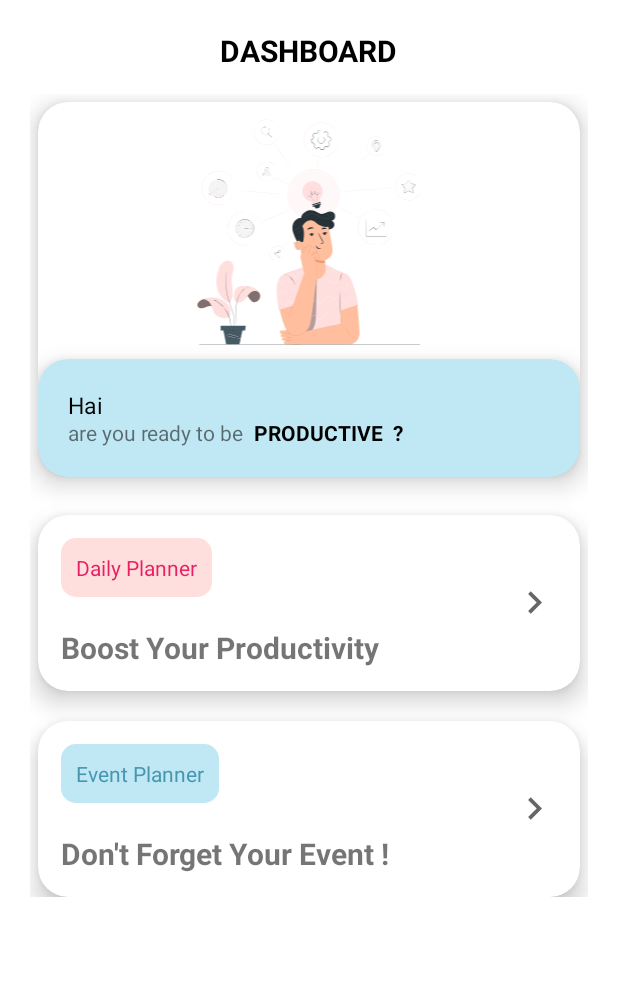
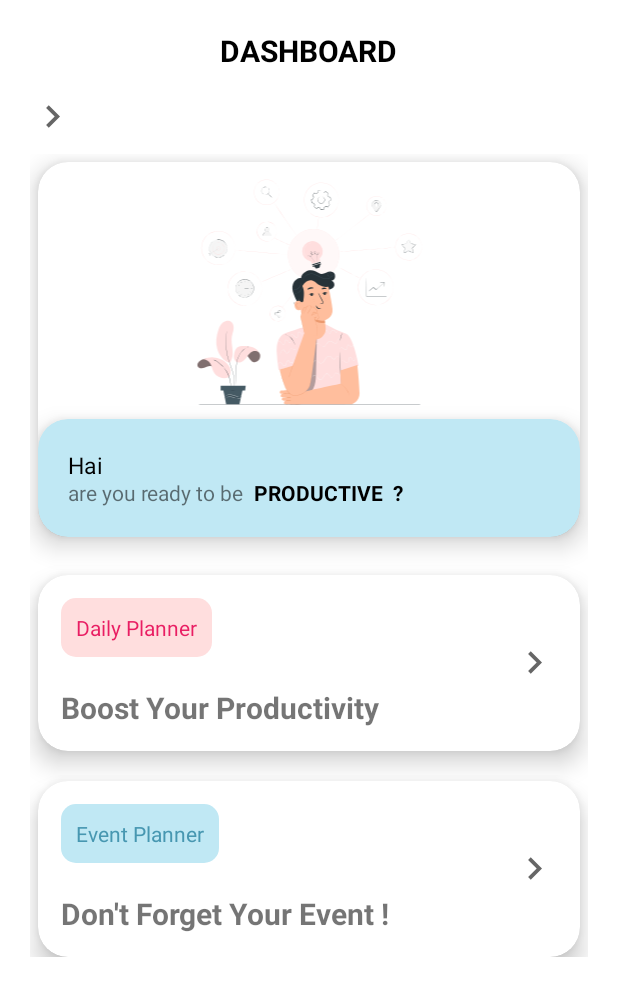
Before and after one commit to devidwiyani/PlannerNew, an Android app: the MainActivity screen opened directly, with no data from a screen before it, on a phone screen of 412 x 824 dp. Shown: the top 996 px of the screen. Run offline under Robolectric (Android 15) with nearby library versions, the phone set to English and light mode, and no system bars.

```diff
--- a/app/src/main/java/com/example/planner/MainActivity.java
+++ b/app/src/main/java/com/example/planner/MainActivity.java
@@ -8,11 +8,13 @@ import android.view.View;
 import android.widget.Button;
 import android.widget.ImageButton;
 import android.widget.TextView;
+import android.widget.Toast;
 
 public class MainActivity extends AppCompatActivity {
 
-    ImageButton btnDaily, btnEvent;
+    ImageButton btnDaily, btnEvent, btnLogout;
     TextView name;
+    SharedPrefManager spm;
 
     @Override
     protected void onCreate(Bundle savedInstanceState) {
@@ -21,6 +23,7 @@ public class MainActivity extends AppCompatActivity {
 
         btnDaily = findViewById(R.id.btn_daily);
         btnEvent = findViewById(R.id.btn_event);
+        btnLogout = findViewById(R.id.btn_logout);
 
         Intent bundle = getIntent();
         name = findViewById(R.id.name);
@@ -42,5 +45,15 @@ public class MainActivity extends AppCompatActivity {
                 startActivity(intent);
             }
         });
+
+        btnLogout.setOnClickListener(new View.OnClickListener() {
+            @Override
+            public void onClick(View v) {
+                Toast.makeText(MainActivity.this,"Logout",Toast.LENGTH_LONG).show();
+                Intent intent = new Intent(MainActivity.this,LoginActivity.class);
+                spm.clearLoggedInUser(v.getContext());
+                startActivity(intent);
+            }
+        });
     }
 }
--- a/app/src/main/res/layout/activity_main.xml
+++ b/app/src/main/res/layout/activity_main.xml
@@ -17,6 +17,14 @@
         android:textColor="@color/black"
         android:textStyle="bold"
         android:layout_marginBottom="15dp"/>
+
+    <ImageButton
+        android:id="@+id/btn_logout"
+        android:layout_width="30dp"
+        android:layout_height="30dp"
+        android:backgroundTint="@color/white"
+        android:layout_marginBottom="10dp"
+        android:src="@drawable/ic_chevron_right" />
 
     <ScrollView
         android:layout_width="match_parent"
```
Also changed, not shown: app/src/main/java/com/example/planner/CreateDailyActivity.java (+6 -14 lines), app/src/main/java/com/example/planner/DBHelper.java (+16 -8 lines), app/src/main/java/com/example/planner/DailyActivity.java (+5 -2 lines), app/src/main/java/com/example/planner/LoginActivity.java (+7 -0 lines), app/src/main/java/com/example/planner/SharedPrefManager.java (added, +46 -0 lines).
